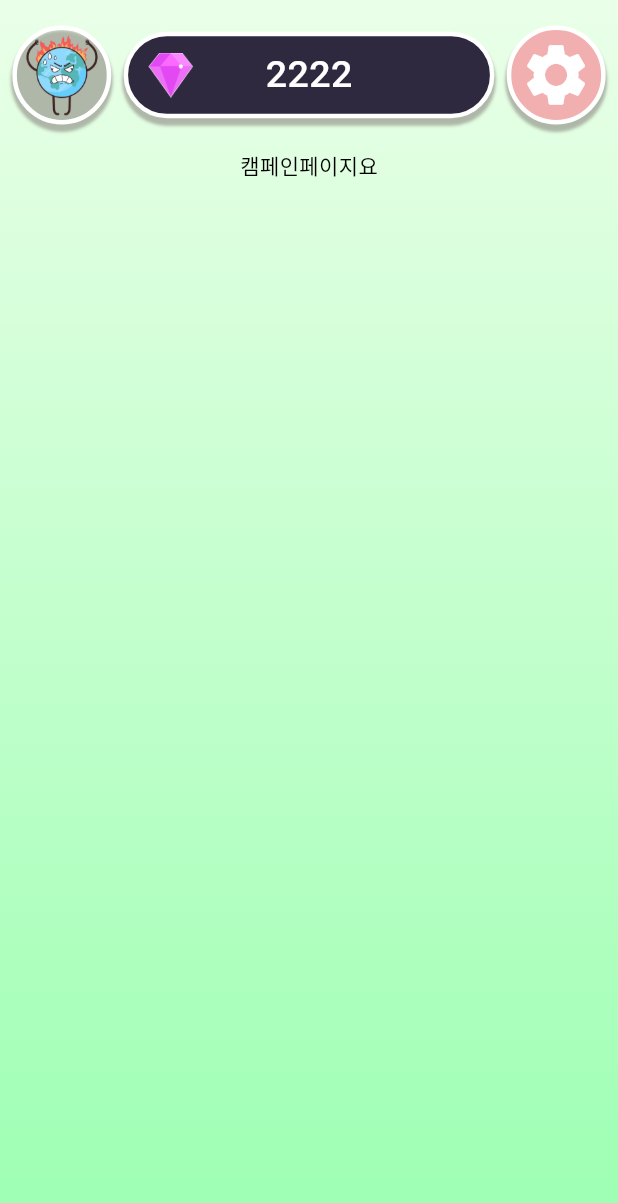
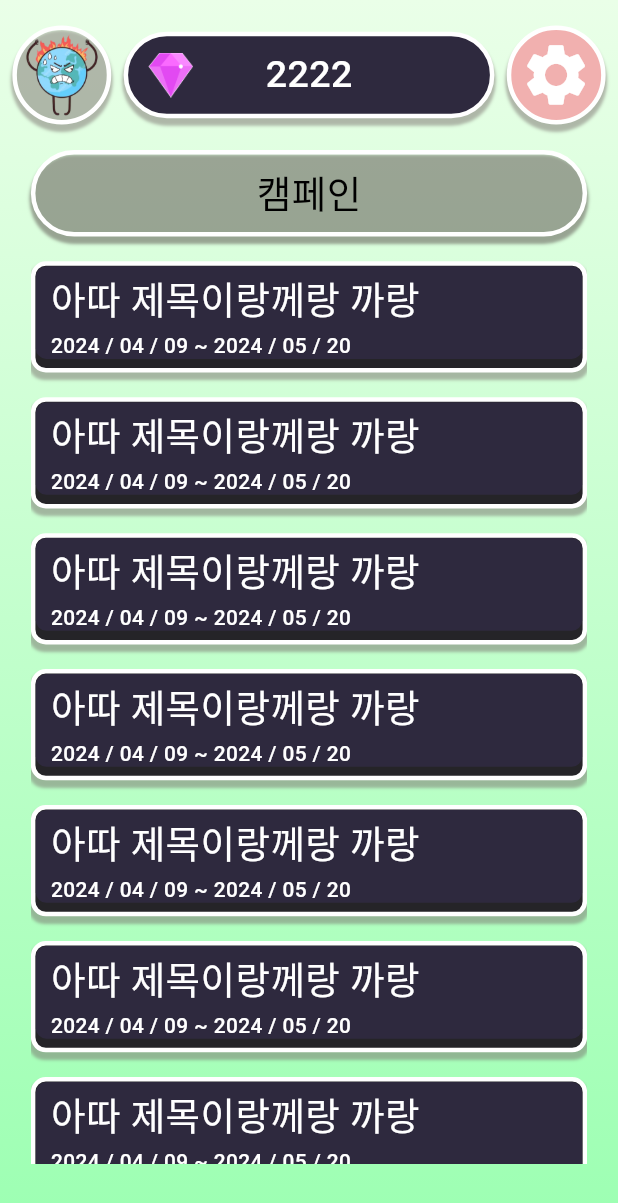
Before and after one commit to jgh05168/GingGing, a Flutter app: the CampaignScreen screen opened by its route, on a phone screen of 412 x 824 dp. Shown: the top 1203 px of the screen. Run offline on Flutter 3.47's test engine with Material 3 defaults, Android fonts, the phone set to English and light mode, and no system bars; our stand-ins replace font_awesome_flutter, go_router; Roboto replaces fonts that are missing (YeonSung, yeonSung).

Commit message:
[FE] Feat : 캠페인 페이지 구현(#9)

```diff
--- a/frontend/lib/screens/campaign/campaign_screen.dart
+++ b/frontend/lib/screens/campaign/campaign_screen.dart
@@ -1,4 +1,7 @@
 import 'package:flutter/material.dart';
+import 'package:frontend/core/theme/constant/app_colors.dart';
+import 'package:frontend/core/theme/custom/custom_font_style.dart';
+import 'package:frontend/screens/campaign/component/campaign_list.dart';
 import 'package:frontend/screens/component/topbar/top_bar.dart';
 
 class CampaignScreen extends StatefulWidget {
@@ -17,9 +20,79 @@ class _RankingState extends State<CampaignScreen> {
         body: Column(
           children: [
             TopBar(),
-            Center(
-              child: Text('캠페인페이지요'),
+            Container(
+              width: MediaQuery.of(context).size.width * 0.9,
+              height: MediaQuery.of(context).size.height * 0.07,
+              decoration: BoxDecoration(
+                color: Colors.transparent,
+                borderRadius: BorderRadius.circular(30),
+                border: Border.all(width: 3, color: Colors.white),
+                boxShadow: [
+                  BoxShadow(
+                    color: AppColors.basicShadowGray.withOpacity(0.5),
+                    offset: Offset(0, 4),
+                    blurRadius: 1,
+                    spreadRadius: 1,
+                  ),
+                ],
+              ),
+              child: Center(
+                child: Text(
+                  '캠페인',
+                  style: CustomFontStyle.getTextStyle(
+                      context, CustomFontStyle.yeonSung90),
+                ),
+              ),
             ),
+            SizedBox(
+              height: MediaQuery.of(context).size.height * 0.02,
+            ),
+            Container(
+              height: MediaQuery.of(context).size.height * 0.73,
+              child: SingleChildScrollView(
+                child: Column(
+                  mainAxisSize: MainAxisSize.min,
+                  children: [
+                    CampaignList(
+                      title: '아따 제목이랑께랑 까랑',
+                      period: '2024 / 04 / 09 ~ 2024 / 05 / 20',
+                    ),
+                    CampaignList(
+                      title: '아따 제목이랑께랑 까랑',
+                      period: '2024 / 04 / 09 ~ 2024 / 05 / 20',
+                    ),
+                    CampaignList(
+                      title: '아따 제목이랑께랑 까랑',
+                      period: '2024 / 04 / 09 ~ 2024 / 05 / 20',
+                    ),
+                    CampaignList(
+                      title: '아따 제목이랑께랑 까랑',
+                      period: '2024 / 04 / 09 ~ 2024 / 05 / 20',
+                    ),
+                    CampaignList(
+                      title: '아따 제목이랑께랑 까랑',
+                      period: '2024 / 04 / 09 ~ 2024 / 05 / 20',
+                    ),
+                    CampaignList(
+                      title: '아따 제목이랑께랑 까랑',
+                      period: '2024 / 04 / 09 ~ 2024 / 05 / 20',
+                    ),
+                    CampaignList(
+                      title: '아따 제목이랑께랑 까랑',
+                      period: '2024 / 04 / 09 ~ 2024 / 05 / 20',
+                    ),
+                    CampaignList(
+                      title: '아따 제목이랑께랑 까랑',
+                      period: '2024 / 04 / 09 ~ 2024 / 05 / 20',
+                    ),
+                    CampaignList(
+                      title: '아따 제목이랑께랑 까랑',
+                      period: '2024 / 04 / 09 ~ 2024 / 05 / 20',
+                    ),
+                  ],
+                ),
+              ),
+            )
           ],
         ),
       ),
--- /dev/null
+++ b/frontend/lib/screens/campaign/component/campaign_list.dart
@@ -0,0 +1,100 @@
+import 'package:flutter/material.dart';
+import 'package:frontend/core/theme/constant/app_colors.dart';
+import 'package:frontend/core/theme/custom/custom_font_style.dart';
+import 'package:frontend/screens/campaign/dialog/campaign_detail_dialog.dart';
+
+class CampaignList extends StatefulWidget {
+  final String title;
+  final String period;
+
+  const CampaignList({
+    super.key,
+    required this.title,
+    required this.period,
+  });
+
+  @override
+  State<CampaignList> createState() => _CampaignListState();
+}
+
+class _CampaignListState extends State<CampaignList> {
+  @override
+  Widget build(BuildContext context) {
+    return GestureDetector(
+      onTap: () {
+        showDialog(
+          context: context,
+          builder: (BuildContext context) {
+            return CampaignDetailDialog();
+          },
+        );
+      },
+      child: Container(
+        width: MediaQuery.of(context).size.width * 0.9,
+        alignment: Alignment.centerLeft,
+        child: Column(
+          children: [
+            Stack(
+              children: [
+                Container(
+                  width: MediaQuery.of(context).size.width * 0.9,
+                  height: MediaQuery.of(context).size.height * 0.09,
+                  decoration: BoxDecoration(
+                    color: AppColors.basicShadowNavy,
+                    borderRadius: BorderRadius.circular(10),
+                    border: Border.all(width: 3, color: Colors.white),
+                    boxShadow: [
+                      BoxShadow(
+                        color: AppColors.basicgray.withOpacity(0.5),
+                        offset: Offset(0, 4),
+                        blurRadius: 1,
+                        spreadRadius: 1,
+                      )
+                    ],
+                  ),
+                ),
+                Positioned(
+                  top: MediaQuery.of(context).size.height * 0.004,
+                  left: MediaQuery.of(context).size.height * 0.004,
+                  child: Container(
+                    alignment: Alignment.centerLeft,
+                    padding: EdgeInsets.fromLTRB(10, 3, 0, 0),
+                    width: MediaQuery.of(context).size.width * 0.884,
+                    height: MediaQuery.of(context).size.height * 0.075,
+                    decoration: BoxDecoration(
+                      color: AppColors.basicnavy,
+                      borderRadius: BorderRadius.circular(7),
+                    ),
+                    child: Column(
+                      children: [
+                        Container(
+                          alignment: Alignment.centerLeft,
+                          child: Text(
+                            '${widget.title}',
+                            style: CustomFontStyle.getTextStyle(
+                                context, CustomFontStyle.yeonSung90_white),
+                          ),
+                        ),
+                        Container(
+                          alignment: Alignment.centerLeft,
+                          child: Text(
+                            '${widget.period}',
+                            style: CustomFontStyle.getTextStyle(
+                                context, CustomFontStyle.yeonSung55_white),
+                          ),
+                        ),
+                      ],
+                    ),
+                  ),
+                ),
+                SizedBox(
+                  height: MediaQuery.of(context).size.height * 0.11,
+                ),
+              ],
+            ),
+          ],
+        ),
+      ),
+    );
+  }
+}
--- /dev/null
+++ b/frontend/lib/screens/campaign/dialog/campaign_detail_dialog.dart
@@ -0,0 +1,46 @@
+import 'package:flutter/material.dart';
+import 'package:font_awesome_flutter/font_awesome_flutter.dart';
+import 'package:frontend/core/theme/constant/app_colors.dart';
+import 'package:frontend/core/theme/custom/custom_font_style.dart';
+
+class CampaignDetailDialog extends StatefulWidget {
+  const CampaignDetailDialog({super.key});
+
+  @override
+  State<CampaignDetailDialog> createState() => _CampaignDetailDialogState();
+}
+
+class _CampaignDetailDialogState extends State<CampaignDetailDialog> {
+  @override
+  Widget build(BuildContext context) {
+    return AlertDialog(
+      backgroundColor: AppColors.white,
+      content: Container(
+          width: MediaQuery.of(context).size.width * 0.9,
+          height: MediaQuery.of(context).size.height * 0.7,
+          child: Container(
+            color: Colors.black,
+            child: Center(
+              child: Text(
+                '대충 뭐 캠페인 포스터',
+                style: CustomFontStyle.getTextStyle(
+                    context, CustomFontStyle.yeonSung60_white),
+              ),
+            ),
+          )),
+      // actions: <Widget>[
+      //   GreenButton(
+      //     "취소",
+      //     onPressed: () => Navigator.of(context).pop(), // 모달 닫기
+      //   ),
+      //   RedButton(
+      //     "종료",
+      //     onPressed: () {
+      //       Navigator.of(context).pop();
+      //       onConfirm();
+      //     },
+      //   ),
+      // ],
+    );
+  }
+}
--- a/frontend/lib/screens/history/component/history_list.dart
+++ b/frontend/lib/screens/history/component/history_list.dart
@@ -1,4 +1,3 @@
-import 'package:flutter/cupertino.dart';
 import 'package:flutter/material.dart';
 import 'package:flutter/widgets.dart';
 import 'package:frontend/core/theme/constant/app_colors.dart';
```
